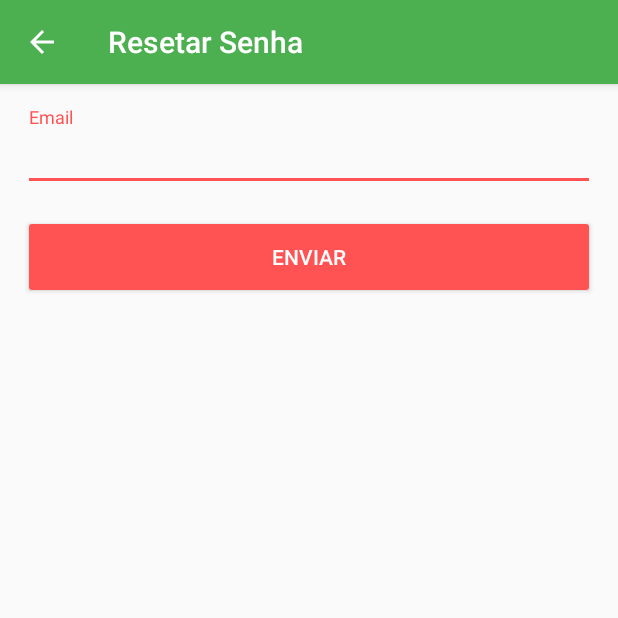
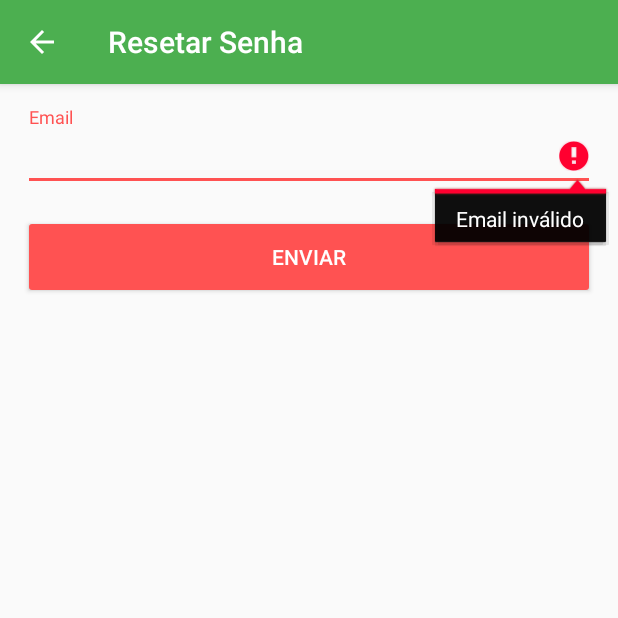
Before and after one commit to mairissi/comunica-ifsp, an Android app: the ResetActivity screen opened directly, with no data from a screen before it, after a tap on "ENVIAR", on a phone screen of 412 x 824 dp, the top half of it. Run offline under Robolectric (Android 15) with nearby library versions, the phone set to English and light mode, and no system bars; our stand-ins replace Firebase (no records; nobody signed in at launch, a user with empty details on screens opened directly).

Commit message:
Melhorias nos titulos das telas, organização das classes e validação no campo do email na tela de reset

```diff
--- a/app/src/main/java/br/edu/ifspsaocarlos/comunicaifsp/activity/CadastroActivity.java
+++ b/app/src/main/java/br/edu/ifspsaocarlos/comunicaifsp/activity/CadastroActivity.java
@@ -53,7 +53,7 @@ public class CadastroActivity extends CommonActivity implements View.OnClickList
         ra.addTextChangedListener(Mask.insert("######-#", ra));
 
         getSupportActionBar().setDisplayHomeAsUpEnabled(true);
-        getSupportActionBar().setTitle("Cadastro");
+        getSupportActionBar().setTitle("Cadastro Usuário");
 
         mAuth = FirebaseAuth.getInstance();
 
--- a/app/src/main/java/br/edu/ifspsaocarlos/comunicaifsp/activity/PerfilActivity.java
+++ b/app/src/main/java/br/edu/ifspsaocarlos/comunicaifsp/activity/PerfilActivity.java
@@ -54,7 +54,7 @@ public class PerfilActivity extends AppCompatActivity {
 
 
         getSupportActionBar().setDisplayHomeAsUpEnabled(true);
-
+        getSupportActionBar().setTitle("Editar Perfil");
 
         setupButtonPerfil();
     }
--- a/app/src/main/java/br/edu/ifspsaocarlos/comunicaifsp/activity/ResetActivity.java
+++ b/app/src/main/java/br/edu/ifspsaocarlos/comunicaifsp/activity/ResetActivity.java
@@ -16,6 +16,7 @@ import com.google.firebase.auth.FirebaseAuth;
 
 import br.edu.ifspsaocarlos.comunicaifsp.CommonActivity;
 import br.edu.ifspsaocarlos.comunicaifsp.R;
+import br.edu.ifspsaocarlos.comunicaifsp.Validator;
 
 /**
  * Created by MRissi on 08-Nov-17.
@@ -60,13 +61,24 @@ public class ResetActivity extends CommonActivity implements View.OnClickListene
     @Override
     public void onClick(View v) {
         final FirebaseAuth auth = FirebaseAuth.getInstance();
+        Boolean noError = true;
 
+        Boolean validateEmail = Validator.validateEmail(email.getText().toString());
+
+        if (!validateEmail) {
+            email.setError("Email inválido");
+            email.setFocusable(true);
+            email.requestFocus();
+            noError = false;
+        }
+
+        if(noError) {
             progressDialog.show();
 
             auth.sendPasswordResetEmail(email.getText().toString()).addOnCompleteListener(new OnCompleteListener<Void>() {
                 @Override
                 public void onComplete(@NonNull Task<Void> task) {
-                if (task.isSuccessful()){
+                    if (task.isSuccessful()) {
                         showToast("Password resetado com sucesso!");
                         Intent intent = new Intent(ResetActivity.this, MainActivity.class);
                         startActivity(intent);
@@ -74,6 +86,7 @@ public class ResetActivity extends CommonActivity implements View.OnClickListene
                     progressDialog.dismiss();
                 }
             });
+        }
     }
 
     @Override
--- a/app/src/main/res/layout/activity_reset.xml
+++ b/app/src/main/res/layout/activity_reset.xml
@@ -36,8 +36,8 @@
                         android:layout_width="match_parent"
                         android:layout_height="wrap_content"
                         android:hint="@string/email"
-                        android:imeOptions="actionNext"
-                        android:inputType="textPersonName|textCapWords" />
+                        android:imeOptions="actionDone"
+                        android:inputType="textEmailAddress" />
                 </android.support.design.widget.TextInputLayout>
 
                 <Button
```
Also changed, not shown: app/src/main/java/br/edu/ifspsaocarlos/comunicaifsp/activity/MainActivity.java (+6 -5 lines), app/src/main/java/br/edu/ifspsaocarlos/comunicaifsp/activity/TopicoActivity.java (+5 -10 lines). Lines whose indentation alone changed are shown as unchanged.
